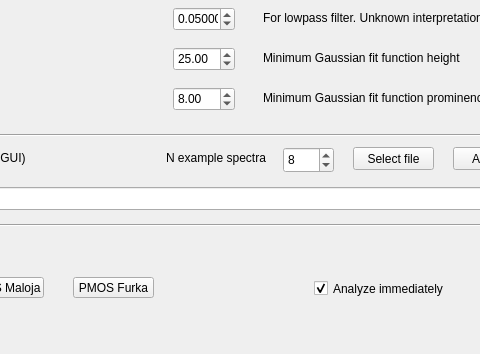
First picture: the form in gui/gui.ui, repository pdijksta/photon_spectra, before the edit; both pictures show x 157 to 637 and y 273 to 627 of the 803 by 627 pixel window.
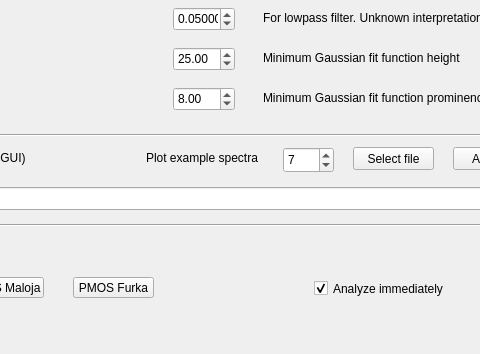
Second picture: the form after the edit.

Commit message: implemented all features

Diff of the .ui file:
```diff
--- a/gui/gui.ui
+++ b/gui/gui.ui
@@ -606,20 +606,20 @@
      <number>10000</number>
     </property>
     <property name="value">
-     <number>8</number>
+     <number>7</number>
     </property>
    </widget>
    <widget class="QLabel" name="label_11">
     <property name="geometry">
      <rect>
-      <x>323</x>
+      <x>303</x>
       <y>420</y>
-      <width>111</width>
+      <width>131</width>
       <height>21</height>
      </rect>
     </property>
     <property name="text">
-     <string>N example spectra</string>
+     <string>Plot example spectra</string>
     </property>
    </widget>
   </widget>
```
Left out of the diff: 2 changed lines with no effect on the pictures. The commit also changes 2 other files.
